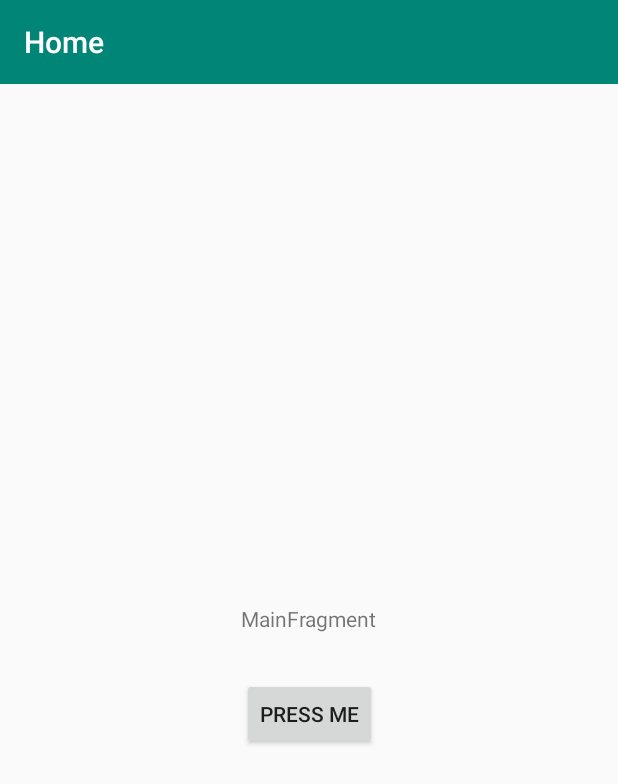
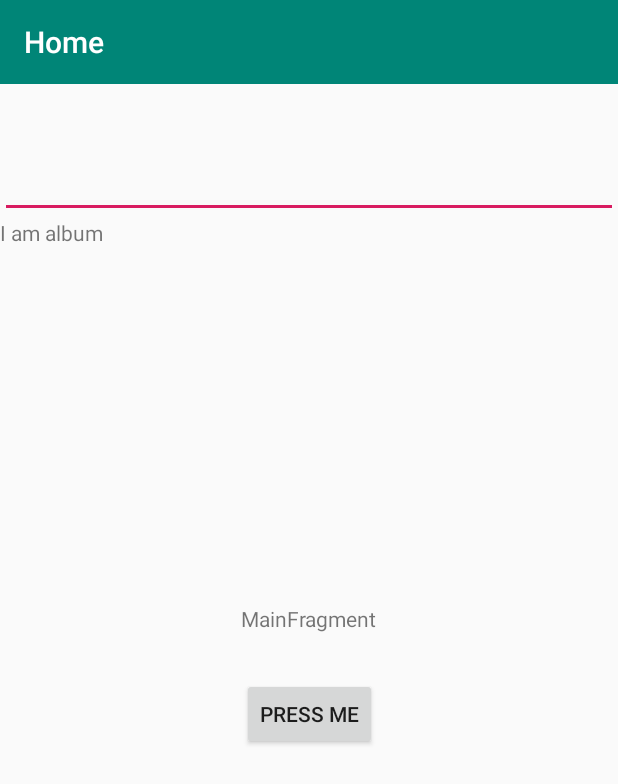
Before and after one commit to ZNickq/titu-app, an Android app: the screen it shows after launch (MainActivity), on a phone screen of 412 x 824 dp. Shown: the top 784 px of the screen. Run offline under Robolectric (Android 15) with nearby library versions, the phone set to English and light mode, and no system bars; our stand-ins replace data binding, navigation-ui; 1 statement that could not run was skipped.

Commit message:
Recycler view changes

```diff
--- a/app/build.gradle
+++ b/app/build.gradle
@@ -3,6 +3,8 @@ apply plugin: 'com.android.application'
 apply plugin: 'kotlin-android'
 
 apply plugin: 'kotlin-android-extensions'
+
+apply plugin: 'kotlin-kapt'
 
 android {
     compileSdkVersion 29
@@ -21,6 +23,11 @@ android {
             proguardFiles getDefaultProguardFile('proguard-android-optimize.txt'), 'proguard-rules.pro'
         }
     }
+
+    dataBinding {
+        enabled = true
+    }
+
     compileOptions {
         sourceCompatibility JavaVersion.VERSION_1_8
         targetCompatibility JavaVersion.VERSION_1_8
@@ -43,6 +50,15 @@ dependencies {
     implementation "androidx.navigation:navigation-fragment-ktx:$nav_version"
     implementation "androidx.navigation:navigation-ui-ktx:$nav_version"
     implementation 'androidx.legacy:legacy-support-v4:1.0.0'
+
+
+    //Retrofit and GSON
+    implementation 'com.squareup.retrofit2:retrofit:2.6.0'
+    implementation 'com.squareup.retrofit2:converter-gson:2.6.0'
+
+    //ViewModel and LiveData
+    implementation 'androidx.lifecycle:lifecycle-extensions:2.1.0'
+
     testImplementation 'junit:junit:4.12'
     androidTestImplementation 'androidx.test.ext:junit:1.1.0'
     androidTestImplementation 'androidx.test.espresso:espresso-core:3.1.1'
--- a/app/src/main/java/com/titu/tituapp/ui/main/MainFragment.kt
+++ b/app/src/main/java/com/titu/tituapp/ui/main/MainFragment.kt
@@ -5,10 +5,19 @@ import androidx.fragment.app.Fragment
 import android.view.LayoutInflater
 import android.view.View
 import android.view.ViewGroup
+import androidx.lifecycle.Lifecycle
+import androidx.lifecycle.LifecycleOwner
+import androidx.lifecycle.LifecycleRegistry
+import androidx.lifecycle.Observer
 import androidx.navigation.fragment.findNavController
+import androidx.recyclerview.widget.LinearLayoutManager
+import androidx.recyclerview.widget.RecyclerView
 import com.titu.tituapp.R
+import com.titu.tituapp.databinding.MainviewListItemMovieBinding
 import com.titu.tituapp.ui.main.vm.MainViewModel
-import kotlinx.android.synthetic.main.main_fragment.*;
+import com.titu.tituapp.ui.main.vm.MovieViewViewModel
+import kotlinx.android.extensions.LayoutContainer
+import kotlinx.android.synthetic.main.main_fragment.*
 
 class MainFragment : Fragment() {
 
@@ -28,6 +37,108 @@ class MainFragment : Fragment() {
         pressMe.setOnClickListener {
             findNavController().navigate(R.id.open_movie_details)
         }
+
+        movieRecyclerView.layoutManager = LinearLayoutManager(context)
+
+        val adapter = MovieListAdapter(MovieViewViewModel())
+        movieRecyclerView.adapter = adapter
+        val items = mutableListOf<ViewItem>().apply {
+            add(ViewItem.AlbumView("I am album"))
+            add(ViewItem.AlbumView("aaaa 2"))
+        }
+        adapter.replaceItems(items)
     }
 
 }
+
+sealed class ViewItem(val resource: Int) {
+    class AlbumView(val name: String): ViewItem(R.layout.fragment_movie_details) //FIXME fix layout
+}
+
+private class MovieListAdapter(val viewModel: MovieViewViewModel) : RecyclerView.Adapter<MovieListAdapter.ViewHolder>() {
+    private var items: List<ViewItem> = listOf()
+
+    override fun getItemCount(): Int {
+        return items.size
+    }
+
+    override fun getItemViewType(position: Int): Int {
+        return items[position].resource
+    }
+
+    override fun onCreateViewHolder(parent: ViewGroup, viewType: Int): ViewHolder {
+        return if (viewType == R.layout.fragment_movie_details) { // FIXME fix layout
+            val inflater = LayoutInflater.from(parent.context)
+            val binding = MainviewListItemMovieBinding.inflate(inflater, parent, false)
+            // val binding = DataBindingUtil.inflate<AlbumviewListItemAlbumBinding>(inflater, R.layout.albumview_list_item_album, parent, false)
+            val viewHolder = BindingViewHolder(binding.root, binding)
+            // suspected cannot mix observable with LiveData with Observable
+            binding.setLifecycleOwner(viewHolder)
+            return viewHolder
+
+        } else {
+            val view = LayoutInflater.from(parent.context)
+                .inflate(viewType, parent, false)
+            ViewHolder(view)
+        }
+    }
+
+    override fun onBindViewHolder(holder: ViewHolder, position: Int) {
+        val item = items[position]
+        //val context = holder.containerView.context
+
+        when (item) {
+            is ViewItem.AlbumView -> {
+                if (holder is BindingViewHolder) {
+                    holder.apply {
+                        viewModel.liveItem.name.value = item.name
+                        binding.viewModel = viewModel
+                    }
+                }
+            }
+        }
+    }
+
+    override fun onViewAttachedToWindow(holder: ViewHolder) {
+        super.onViewAttachedToWindow(holder)
+        if (holder is BindingViewHolder) {
+            holder.markAttach()
+        }
+    }
+
+    override fun onViewDetachedFromWindow(holder: ViewHolder) {
+        super.onViewDetachedFromWindow(holder)
+
+        if (holder is BindingViewHolder) {
+            holder.markDetach()
+        }
+    }
+
+    fun replaceItems(items: List<ViewItem>) {
+        this.items = items
+        notifyDataSetChanged()
+    }
+
+    open inner class ViewHolder(override val containerView: View) : RecyclerView.ViewHolder(containerView),
+        LayoutContainer
+
+    inner class BindingViewHolder(override val containerView: View, val binding: MainviewListItemMovieBinding) : ViewHolder(containerView), LifecycleOwner {
+        private val lifecycleRegistry = LifecycleRegistry(this)
+
+        init {
+            lifecycleRegistry.currentState = Lifecycle.State.INITIALIZED
+        }
+
+        fun markAttach() {
+            lifecycleRegistry.currentState = Lifecycle.State.STARTED
+        }
+
+        fun markDetach() {
+            lifecycleRegistry.currentState = Lifecycle.State.DESTROYED
+        }
+
+        override fun getLifecycle(): Lifecycle {
+            return lifecycleRegistry
+        }
+    }
+}
--- /dev/null
+++ b/app/src/main/java/com/titu/tituapp/ui/main/vm/MovieViewViewModel.kt
@@ -0,0 +1,28 @@
+package com.titu.tituapp.ui.main.vm
+
+import androidx.lifecycle.MutableLiveData
+import androidx.lifecycle.ViewModel
+
+data class Album(val name: String, val count: Int = 0)
+
+class MovieViewViewModel : ViewModel() {
+    inner class LiveItem {
+        val name = MutableLiveData<String>()
+    }
+
+    //var item: Album = Album(name="Original")
+    val liveItem: LiveItem = LiveItem()
+
+//    fun copyItemToLive(item: Album) {
+//        // store data
+//        this.item = item
+//        // copy to liveItem
+//        liveItem.apply {
+//            name.value = item.name
+//        }
+//    }
+//
+//    fun save() {
+//        // save item to database
+//    }
+}
--- a/app/src/main/res/layout/main_fragment.xml
+++ b/app/src/main/res/layout/main_fragment.xml
@@ -6,6 +6,13 @@
     android:layout_width="match_parent"
     android:layout_height="match_parent"
     tools:context=".ui.main.MainFragment">
+
+    <androidx.recyclerview.widget.RecyclerView
+        android:layout_marginTop="100dp"
+        android:id="@+id/movieRecyclerView"
+        android:layout_width="match_parent"
+        android:layout_height="match_parent"
+        />
 
     <TextView
         android:id="@+id/message"
--- /dev/null
+++ b/app/src/main/res/layout/mainview_list_item_movie.xml
@@ -0,0 +1,28 @@
+<?xml version="1.0" encoding="utf-8"?>
+<layout xmlns:android="http://schemas.android.com/apk/res/android">
+    <data>
+        <variable name="viewModel" type="com.titu.tituapp.ui.main.vm.MovieViewViewModel"/>
+    </data>
+
+    <LinearLayout
+        android:layout_width="match_parent"
+        android:layout_height="match_parent"
+        android:orientation="vertical"
+        >
+
+        <EditText
+            android:id="@+id/albumNameEditText"
+            android:layout_width="match_parent"
+            android:layout_height="wrap_content"
+            android:inputType="text"
+            android:text="@={viewModel.liveItem.name}"
+            android:importantForAutofill="no" />
+
+        <TextView
+            android:id="@+id/albumNameTextView"
+            android:layout_width="match_parent"
+            android:layout_height="wrap_content"
+            android:text="@{viewModel.liveItem.name}"
+            />
+    </LinearLayout>
+</layout>
--- a/build.gradle
+++ b/build.gradle
@@ -10,6 +10,8 @@ buildscript {
     dependencies {
         classpath 'com.android.tools.build:gradle:3.5.2'
         classpath "org.jetbrains.kotlin:kotlin-gradle-plugin:$kotlin_version"
+
+        classpath "androidx.navigation:navigation-safe-args-gradle-plugin:2.2.0-rc01"
         // NOTE: Do not place your application dependencies here; they belong
         // in the individual module build.gradle files
     }
```
